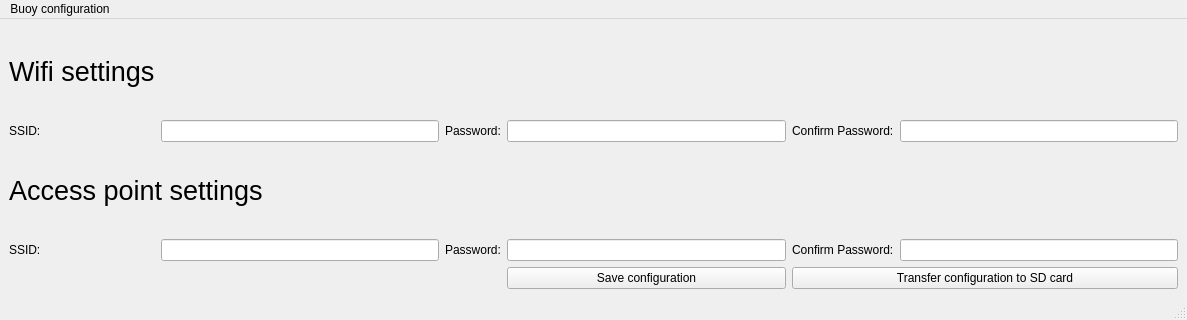
This is CodePython/UsedFunctions/buoyConfigOOP/mainWindow.ui in Zackary-Vanche/Bouees_GNSS as Qt 5 draws it before an edit. The edited form follows.
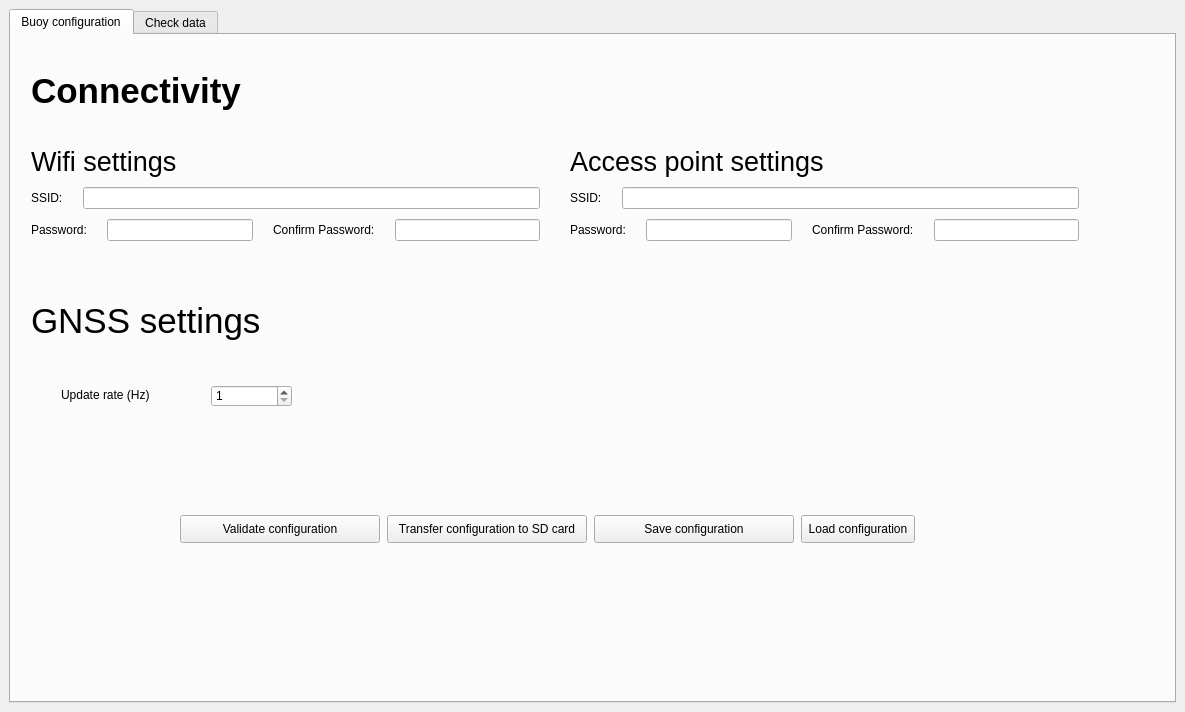
This is the edited form. Icons and pictures are not drawn.

Commit message:
Buoy app
OOP App development to handle buoy configuration.

```diff
--- a/CodePython/UsedFunctions/buoyConfigOOP/mainWindow.ui
+++ b/CodePython/UsedFunctions/buoyConfigOOP/mainWindow.ui
@@ -6,8 +6,8 @@
    <rect>
     <x>0</x>
     <y>0</y>
-    <width>1187</width>
-    <height>320</height>
+    <width>1185</width>
+    <height>712</height>
    </rect>
   </property>
   <property name="windowTitle">
@@ -15,7 +15,165 @@
   </property>
   <widget class="QWidget" name="centralwidget">
    <layout class="QGridLayout" name="gridLayout_3">
-    <item row="0" column="0">
+    <item row="1" column="0">
+     <widget class="QTabWidget" name="tabWidget">
+      <property name="currentIndex">
+       <number>0</number>
+      </property>
+      <widget class="QWidget" name="configuration_tab">
+       <attribute name="icon">
+        <iconset>
+         <normaloff>AppIcons/icons8-gear-64.png</normaloff>AppIcons/icons8-gear-64.png</iconset>
+       </attribute>
+       <attribute name="title">
+        <string>Buoy configuration</string>
+       </attribute>
+       <widget class="QPushButton" name="saveConfig_pushButton">
+        <property name="geometry">
+         <rect>
+          <x>583</x>
+          <y>480</y>
+          <width>200</width>
+          <height>28</height>
+         </rect>
+        </property>
+        <property name="text">
+         <string>Save configuration</string>
+        </property>
+       </widget>
+       <widget class="QPushButton" name="validateConfig_pushButton">
+        <property name="geometry">
+         <rect>
+          <x>169</x>
+          <y>480</y>
+          <width>200</width>
+          <height>28</height>
+         </rect>
+        </property>
+        <property name="text">
+         <string>Validate configuration</string>
+        </property>
+       </widget>
+       <widget class="QPushButton" name="transferConfig_pushButton">
+        <property name="geometry">
+         <rect>
+          <x>376</x>
+          <y>480</y>
+          <width>200</width>
+          <height>28</height>
+         </rect>
+        </property>
+        <property name="text">
+         <string>Transfer configuration to SD card</string>
+        </property>
+       </widget>
+       <widget class="QPushButton" name="loadConfig_pushButton">
+        <property name="geometry">
+         <rect>
+          <x>790</x>
+          <y>480</y>
+          <width>114</width>
+          <height>28</height>
+         </rect>
+        </property>
+        <property name="text">
+         <string>Load configuration</string>
+        </property>
+       </widget>
+       <widget class="QLabel" name="gnss_settings_label">
+        <property name="geometry">
+         <rect>
+          <x>20</x>
+          <y>250</y>
+          <width>351</width>
+          <height>71</height>
+         </rect>
+        </property>
+        <property name="font">
+         <font>
+          <pointsize>26</pointsize>
+         </font>
+        </property>
+        <property name="text">
+         <string>GNSS settings</string>
+        </property>
+       </widget>
+       <widget class="QSpinBox" name="updateRate_spinBox">
+        <property name="geometry">
+         <rect>
+          <x>200</x>
+          <y>350</y>
+          <width>81</width>
+          <height>22</height>
+         </rect>
+        </property>
+        <property name="suffix">
+         <string/>
+        </property>
+        <property name="prefix">
+         <string/>
+        </property>
+        <property name="minimum">
+         <number>1</number>
+        </property>
+        <property name="maximum">
+         <number>20</number>
+        </property>
+        <property name="singleStep">
+         <number>1</number>
+        </property>
+       </widget>
+       <widget class="QLabel" name="updateRate_label">
+        <property name="geometry">
+         <rect>
+          <x>50</x>
+          <y>350</y>
+          <width>131</width>
+          <height>20</height>
+         </rect>
+        </property>
+        <property name="text">
+         <string>Update rate (Hz)</string>
+        </property>
+       </widget>
+       <widget class="QWidget" name="">
+        <property name="geometry">
+         <rect>
+          <x>20</x>
+          <y>20</y>
+          <width>1048</width>
+          <height>186</height>
+         </rect>
+        </property>
+        <layout class="QVBoxLayout" name="connectivity_VLayout">
+         <property name="spacing">
+          <number>20</number>
+         </property>
+         <item>
+          <widget class="QLabel" name="connectivity_label">
+           <property name="font">
+            <font>
+             <pointsize>26</pointsize>
+             <weight>75</weight>
+             <bold>true</bold>
+            </font>
+           </property>
+           <property name="text">
+            <string>Connectivity</string>
+           </property>
+          </widget>
+         </item>
+         <item>
+          <layout class="QHBoxLayout" name="connectivity_HLayout">
+           <property name="spacing">
+            <number>30</number>
+           </property>
+           <item>
+            <layout class="QVBoxLayout" name="wifi_VLayout">
+             <property name="spacing">
+              <number>10</number>
+             </property>
+             <item>
      <widget class="QLabel" name="wifi_TITLE_label">
       <property name="font">
        <font>
@@ -27,38 +185,50 @@
       </property>
      </widget>
     </item>
-    <item row="1" column="0">
+             <item>
+              <layout class="QHBoxLayout" name="wifi_SSID_HLayout">
+               <property name="spacing">
+                <number>20</number>
+               </property>
+               <item>
      <widget class="QLabel" name="wifi_SSID_label">
       <property name="text">
        <string>SSID:</string>
       </property>
      </widget>
     </item>
-    <item row="1" column="1">
+               <item>
      <widget class="QLineEdit" name="wifi_SSID_lineEdit"/>
     </item>
-    <item row="1" column="2">
+              </layout>
+             </item>
+             <item>
+              <layout class="QHBoxLayout" name="wifi_PSK_HLayout">
+               <property name="spacing">
+                <number>20</number>
+               </property>
+               <item>
      <widget class="QLabel" name="wifi_PSK_label">
       <property name="text">
        <string>Password:</string>
       </property>
      </widget>
     </item>
-    <item row="1" column="3">
+               <item>
      <widget class="QLineEdit" name="wifi_PSK_lineEdit">
       <property name="echoMode">
        <enum>QLineEdit::Password</enum>
       </property>
      </widget>
     </item>
-    <item row="1" column="4">
+               <item>
      <widget class="QLabel" name="wifi_ConfirmPSK_label">
       <property name="text">
        <string>Confirm Password:</string>
       </property>
      </widget>
     </item>
-    <item row="1" column="5">
+               <item>
      <widget class="QLineEdit" name="wifi_ConfirmPSK_lineEdit">
       <property name="text">
        <string/>
@@ -68,7 +238,16 @@
       </property>
      </widget>
     </item>
-    <item row="2" column="0" colspan="2">
+              </layout>
+             </item>
+            </layout>
+           </item>
+           <item>
+            <layout class="QVBoxLayout" name="accessPoint_VLayout">
+             <property name="spacing">
+              <number>10</number>
+             </property>
+             <item>
      <widget class="QLabel" name="accessPoint_TITLE_label">
       <property name="font">
        <font>
@@ -80,86 +259,79 @@
       </property>
      </widget>
     </item>
-    <item row="3" column="0">
+             <item>
+              <layout class="QHBoxLayout" name="accessPoint_SSID_HLayout">
+               <property name="spacing">
+                <number>20</number>
+               </property>
+               <item>
      <widget class="QLabel" name="accessPoint_SSID_label">
       <property name="text">
        <string>SSID:</string>
       </property>
      </widget>
     </item>
-    <item row="3" column="1">
+               <item>
      <widget class="QLineEdit" name="accessPoint_SSID_lineEdit"/>
     </item>
-    <item row="3" column="2">
+              </layout>
+             </item>
+             <item>
+              <layout class="QHBoxLayout" name="accessPoint_PWD_HLayout">
+               <property name="spacing">
+                <number>20</number>
+               </property>
+               <item>
      <widget class="QLabel" name="accessPoint_PWD_label">
       <property name="text">
        <string>Password:</string>
       </property>
      </widget>
     </item>
-    <item row="3" column="3">
+               <item>
      <widget class="QLineEdit" name="accessPoint_PWD_lineEdit">
       <property name="echoMode">
        <enum>QLineEdit::Password</enum>
       </property>
      </widget>
     </item>
-    <item row="3" column="4">
+               <item>
      <widget class="QLabel" name="accessPoint_ConfirmPWD_label">
       <property name="text">
        <string>Confirm Password:</string>
       </property>
      </widget>
     </item>
-    <item row="3" column="5">
+               <item>
      <widget class="QLineEdit" name="accessPoint_ConfirmPWD_lineEdit">
       <property name="echoMode">
        <enum>QLineEdit::Password</enum>
       </property>
      </widget>
     </item>
-    <item row="4" column="3">
-     <widget class="QPushButton" name="saveConfig_pushButton">
-      <property name="text">
-       <string>Save configuration</string>
-      </property>
-     </widget>
-    </item>
-    <item row="4" column="4" colspan="2">
-     <widget class="QPushButton" name="sendConfig_pushButton_2">
-      <property name="text">
-       <string>Transfer configuration to SD card</string>
-      </property>
-     </widget>
-    </item>
-   </layout>
-  </widget>
-  <widget class="QMenuBar" name="menubar">
-   <property name="geometry">
-    <rect>
-     <x>0</x>
-     <y>0</y>
-     <width>1187</width>
-     <height>26</height>
-    </rect>
-   </property>
-   <widget class="QMenu" name="menuBuoy_configuration">
-    <property name="title">
-     <string>Buoy configuration</string>
-    </property>
-   </widget>
-   <addaction name="menuBuoy_configuration"/>
-  </widget>
-  <widget class="QStatusBar" name="statusbar"/>
- </widget>
- <tabstops>
-  <tabstop>wifi_SSID_lineEdit</tabstop>
-  <tabstop>wifi_PSK_lineEdit</tabstop>
-  <tabstop>wifi_ConfirmPSK_lineEdit</tabstop>
-  <tabstop>accessPoint_SSID_lineEdit</tabstop>
-  <tabstop>accessPoint_PWD_lineEdit</tabstop>
-  <tabstop>accessPoint_ConfirmPWD_lineEdit</tabstop>
- </tabstops>
+              </layout>
+             </item>
+            </layout>
+           </item>
+          </layout>
+         </item>
+        </layout>
+       </widget>
+      </widget>
+      <widget class="QWidget" name="dataCheck_tab">
+       <attribute name="icon">
+        <iconset>
+         <normaloff>AppIcons/icons8-cosinus-40.png</normaloff>AppIcons/icons8-cosinus-40.png</iconset>
+       </attribute>
+       <attribute name="title">
+        <string>Check data</string>
+       </attribute>
+      </widget>
+     </widget>
+    </item>
+   </layout>
+  </widget>
+ </widget>
  <resources/>
  <connections/>
 </ui>
```
Lines whose indentation alone changed are shown as unchanged. The commit also changes 26 other files.
